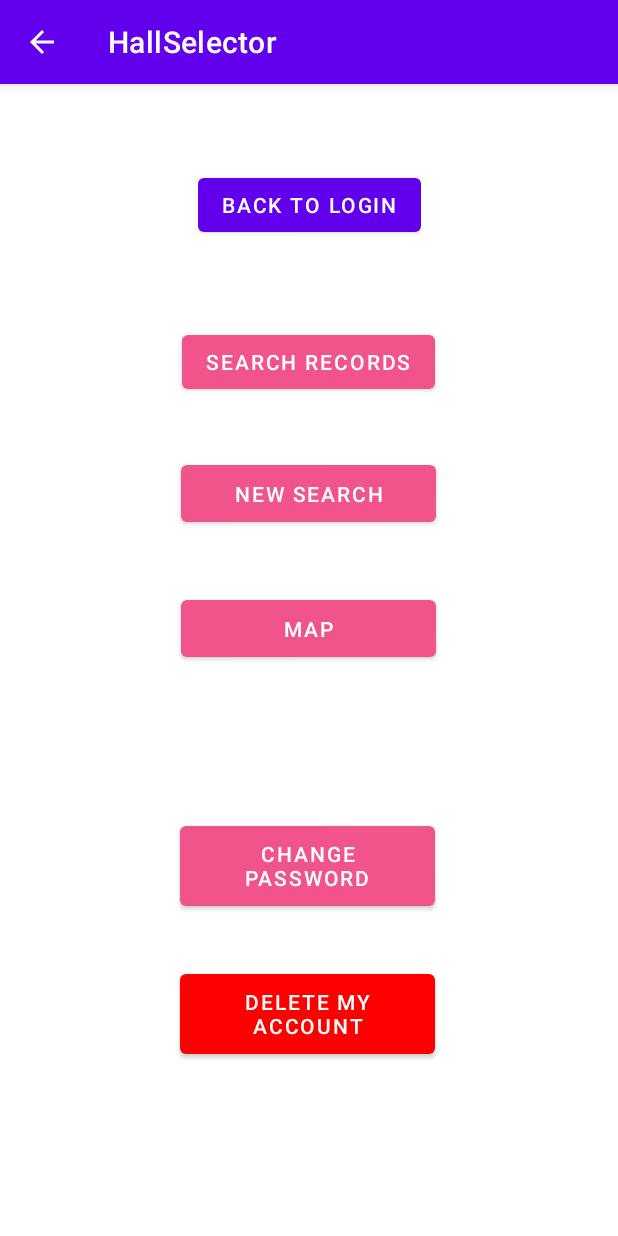
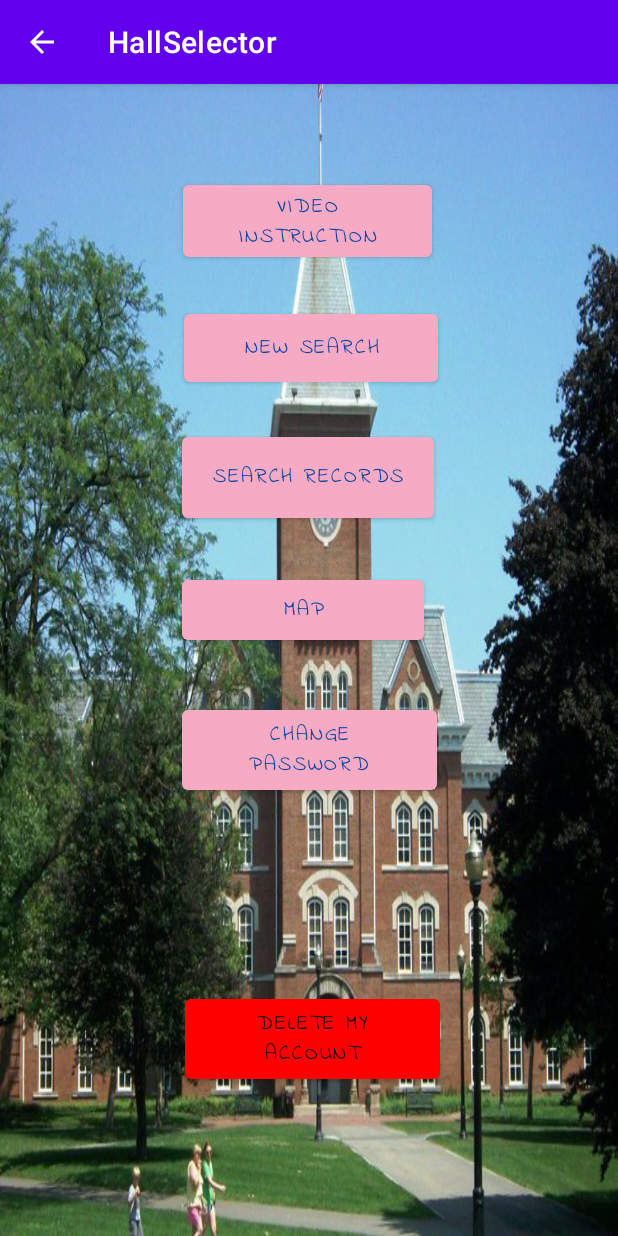
Before and after one commit to yli932534/HallSelector, an Android app: the MainActivity screen opened directly, with no data from a screen before it, on a phone screen of 412 x 824 dp. Run offline under Robolectric (Android 15) with nearby library versions, the phone set to English and light mode, and no system bars; our stand-ins replace Firebase (no records; nobody signed in at launch, a user with empty details on screens opened directly).

Commit message:
this is Yiqing's new update with video

```diff
--- a/app/build.gradle
+++ b/app/build.gradle
@@ -52,9 +52,10 @@ dependencies {
     implementation 'com.google.firebase:firebase-analytics'
     implementation 'com.google.firebase:firebase-appcheck-safetynet:16.0.0-beta03'
     implementation "androidx.cardview:cardview:1.0.0"
-
     implementation 'com.google.maps.android:android-maps-utils:2.2.3'
     implementation "androidx.core:core-ktx:+"
+    implementation 'com.pierfrancescosoffritti.androidyoutubeplayer:core:10.0.5'
+
 
 
 
--- a/app/src/main/res/layout/activity_main.xml
+++ b/app/src/main/res/layout/activity_main.xml
@@ -4,86 +4,105 @@
     xmlns:tools="http://schemas.android.com/tools"
     android:layout_width="match_parent"
     android:layout_height="match_parent"
+    android:background="@drawable/a"
     tools:context=".MainActivity">
+
+
+    <Button
+        android:id="@+id/button3"
+        android:layout_width="166dp"
+        android:layout_height="60dp"
+        android:fontFamily="@font/a"
+        android:onClick="onClickNewVideo"
+        android:text="Video Instruction"
+        android:textColor="#0D47A1"
+        app:backgroundTint="#F6AAC4"
+        app:layout_constraintBottom_toBottomOf="parent"
+        app:layout_constraintEnd_toEndOf="parent"
+        app:layout_constraintHorizontal_bias="0.497"
+        app:layout_constraintStart_toStartOf="parent"
+        app:layout_constraintTop_toTopOf="parent"
+        app:layout_constraintVertical_bias="0.087" />
 
     <Button
         android:id="@+id/button2"
-        android:layout_width="wrap_content"
-        android:layout_height="wrap_content"
+        android:layout_width="168dp"
+        android:layout_height="66dp"
         android:onClick="onClickNewRecord"
+        android:fontFamily="@font/a"
         android:text="@string/search_records_button"
-        app:backgroundTint="#F1548A"
+        app:backgroundTint="#F6AAC4"
+        android:textColor="#0D47A1"
         app:layout_constraintBottom_toBottomOf="parent"
         app:layout_constraintEnd_toEndOf="parent"
-        app:layout_constraintHorizontal_bias="0.498"
+        app:layout_constraintHorizontal_bias="0.497"
         app:layout_constraintStart_toStartOf="parent"
         app:layout_constraintTop_toTopOf="parent"
-        app:layout_constraintVertical_bias="0.224" />
+        app:layout_constraintVertical_bias="0.327" />
 
     <Button
         android:id="@+id/new_search_button"
-        android:layout_width="170dp"
-        android:layout_height="50dp"
+        android:layout_width="169dp"
+        android:layout_height="57dp"
+        android:fontFamily="@font/a"
         android:onClick="onClickNewSearch"
         android:text="@string/new_search_button"
-        app:backgroundTint="#F1548A"
+        android:textColor="#0D47A1"
+        app:backgroundTint="#F6AAC4"
         app:layout_constraintBottom_toBottomOf="parent"
         app:layout_constraintEnd_toEndOf="parent"
-        app:layout_constraintHorizontal_bias="0.498"
+        app:layout_constraintHorizontal_bias="0.506"
         app:layout_constraintStart_toStartOf="parent"
         app:layout_constraintTop_toTopOf="parent"
-        app:layout_constraintVertical_bias="0.345" />
+        app:layout_constraintVertical_bias="0.207" />
 
     <Button
         android:id="@+id/button6"
-        android:layout_width="170dp"
-        android:layout_height="50dp"
+        android:layout_width="161dp"
+        android:layout_height="52dp"
+        android:fontFamily="@font/a"
         android:onClick="onClickNewMap"
         android:text="@string/map_button"
-        app:backgroundTint="#F1548A"
+        app:backgroundTint="#F6AAC4"
+        android:textColor="#0D47A1"
         app:layout_constraintBottom_toBottomOf="parent"
         app:layout_constraintEnd_toEndOf="parent"
-        app:layout_constraintHorizontal_bias="0.498"
+        app:layout_constraintHorizontal_bias="0.484"
         app:layout_constraintStart_toStartOf="parent"
         app:layout_constraintTop_toTopOf="parent"
-        app:layout_constraintVertical_bias="0.471" />
+        app:layout_constraintVertical_bias="0.453" />
 
     <Button
         android:id="@+id/change_pswd"
         android:layout_width="170dp"
         android:layout_height="65dp"
+        android:fontFamily="@font/a"
         android:onClick="onClickChangePswd"
         android:text="@string/change_pswd_botton"
-        app:backgroundTint="#F1548A"
+        app:backgroundTint="#F6AAC4"
+        android:textColor="#0D47A1"
         app:layout_constraintBottom_toBottomOf="parent"
         app:layout_constraintEnd_toEndOf="parent"
-        app:layout_constraintHorizontal_bias="0.497"
+        app:layout_constraintHorizontal_bias="0.502"
         app:layout_constraintStart_toStartOf="parent"
         app:layout_constraintTop_toTopOf="parent"
-        app:layout_constraintVertical_bias="0.695" />
-
-    <androidx.fragment.app.FragmentContainerView
-        android:id="@+id/fragmentContainerView2"
-        android:name="com.app.hallselector.back_to_login"
-        android:layout_width="wrap_content"
-        android:layout_height="wrap_content"
-        app:layout_constraintBottom_toTopOf="@+id/button2"
-        app:layout_constraintEnd_toEndOf="parent"
-        app:layout_constraintStart_toStartOf="parent"
-        app:layout_constraintTop_toTopOf="parent" />
+        app:layout_constraintVertical_bias="0.585" />
 
     <Button
         android:id="@+id/button"
         android:layout_width="170dp"
         android:layout_height="65dp"
+        android:fontFamily="@font/a"
         android:onClick="onClickDeleteAccount"
         android:text="@string/cancel_account_button"
+        android:textColor="#000000"
+
         app:backgroundTint="#FF0000"
         app:layout_constraintBottom_toBottomOf="parent"
         app:layout_constraintEnd_toEndOf="parent"
-        app:layout_constraintHorizontal_bias="0.497"
+        app:layout_constraintHorizontal_bias="0.51"
         app:layout_constraintStart_toStartOf="parent"
         app:layout_constraintTop_toTopOf="parent"
-        app:layout_constraintVertical_bias="0.836" />
+        app:layout_constraintVertical_bias="0.86" />
 
 </androidx.constraintlayout.widget.ConstraintLayout>
--- a/app/src/main/res/layout/activity_record.xml
+++ b/app/src/main/res/layout/activity_record.xml
@@ -4,12 +4,14 @@
     xmlns:tools="http://schemas.android.com/tools"
     android:layout_width="match_parent"
     android:layout_height="match_parent"
+    android:fontFamily="@font/a"
     tools:context=".RecordActivity">
 
     <androidx.recyclerview.widget.RecyclerView
         android:id="@+id/recordActivity"
         android:layout_width="match_parent"
         android:layout_height="match_parent"
+        android:fontFamily="@font/a"
         app:layout_constraintBottom_toBottomOf="parent"
         app:layout_constraintEnd_toEndOf="parent"
         app:layout_constraintStart_toStartOf="parent"
--- /dev/null
+++ b/app/src/main/res/values/styles.xml
@@ -0,0 +1,6 @@
+<?xml version="1.0" encoding="utf-8"?>
+<resources>
+<style name="AppTheme" parent="Theme.AppCompat">
+    <item name="android:fontFamily">@font/a</item>
+</style>
+</resources>
```
Also changed, not shown: app/src/main/AndroidManifest.xml (+9 -7 lines), app/src/main/java/com/app/hallselector/MainActivity.java (+7 -3 lines), app/src/main/java/com/app/hallselector/MapsActivity.java (+23 -4 lines), app/src/main/java/com/app/hallselector/VideoActivity.java (added, +35 -0 lines), app/src/main/res/layout/activity_login.xml (+20 -9 lines), app/src/main/res/layout/activity_maps.xml (+8 -5 lines), app/src/main/res/layout/activity_search.xml (+15 -0 lines), app/src/main/res/layout/activity_video.xml (added, +20 -0 lines), app/src/main/res/drawable-v24/a.jpeg (added), app/src/main/res/font/a.ttf (added), 1 other file.
